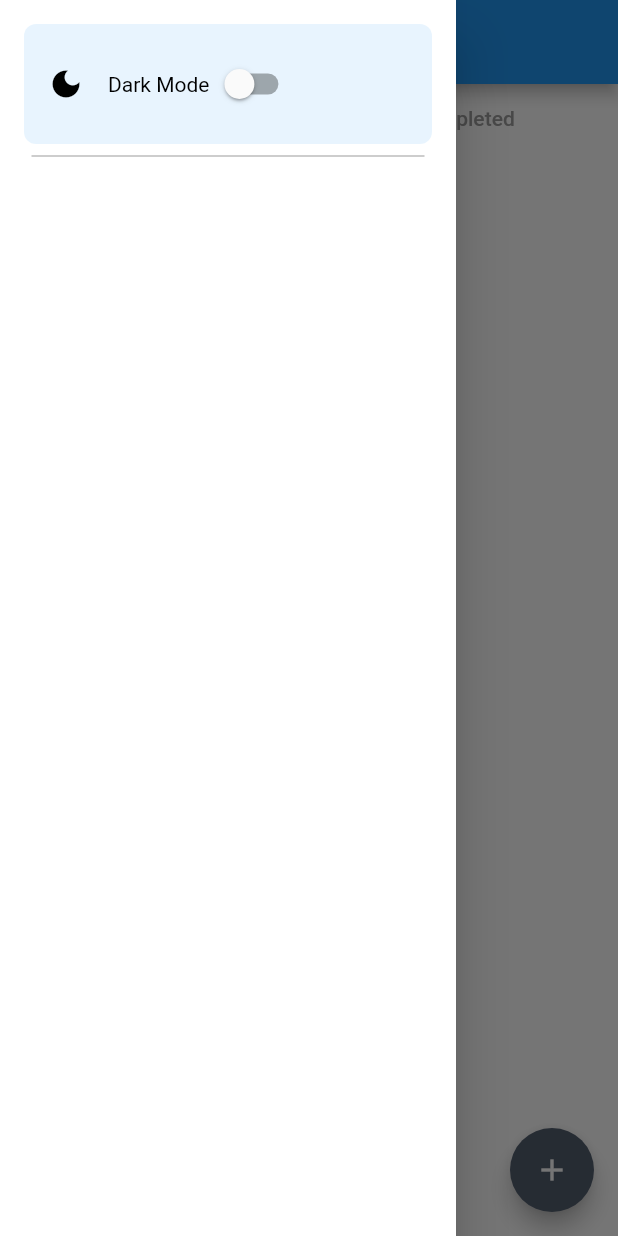
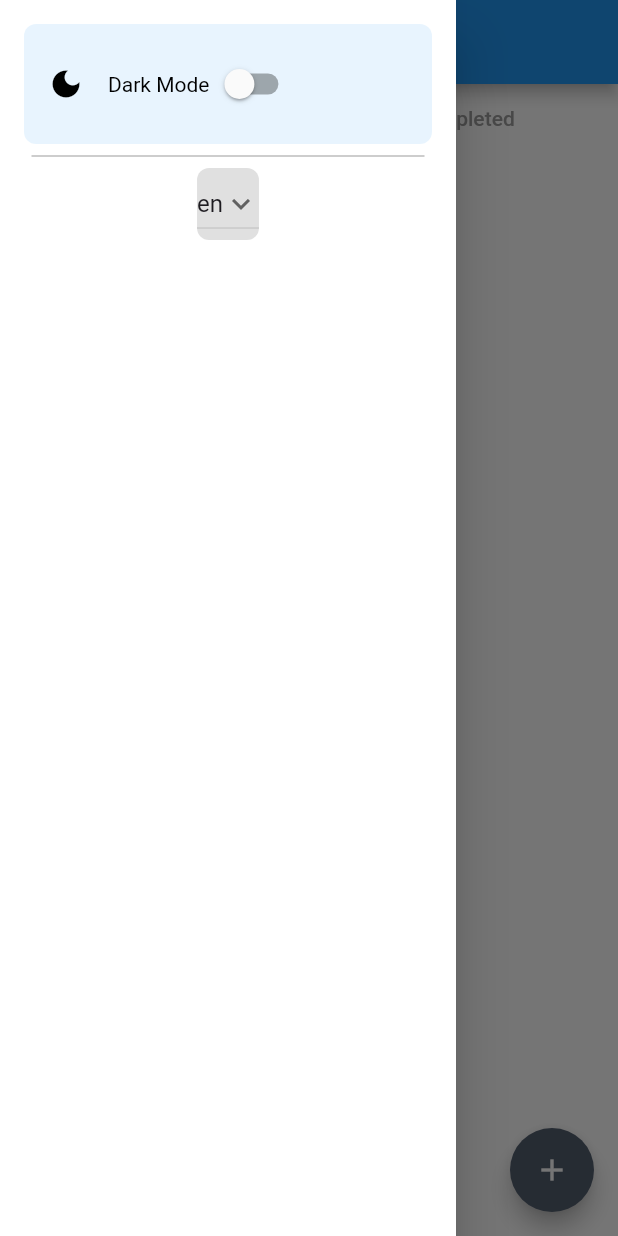
Before and after one commit to Nick-800/to_do, a Flutter app: the screen it shows after launch, with the side drawer open, on a phone screen of 412 x 824 dp. Run offline on Flutter 3.47's test engine with Material 3 defaults, Android fonts, the phone set to English and light mode, and no system bars; our stand-ins replace google_fonts, shared_preferences, timeago; generated files the repository leaves out were written again; Roboto replaces fonts that are missing (Cairo).

```diff
--- a/analysis_options.yaml
+++ b/analysis_options.yaml
@@ -7,6 +7,9 @@
 
 # The following line activates a set of recommended lints for Flutter apps,
 # packages, and plugins designed to encourage good coding practices.
+analyzer:
+  errors:
+    file_names: ignore
 include: package:flutter_lints/flutter.yaml
 
 linter:
--- /dev/null
+++ b/l10n.yaml
@@ -0,0 +1,3 @@
+arb-dir: lib/l10n
+template-arb-file: app_en.arb
+output-localization-file: app_localizations.dart
--- a/lib/main.dart
+++ b/lib/main.dart
@@ -2,8 +2,11 @@ import 'package:flutter/material.dart';
 import 'package:google_fonts/google_fonts.dart';
 import 'package:provider/provider.dart';
 import 'package:to_do/providers/dark_mode_provider.dart';
+import 'package:to_do/providers/language_provider.dart';
 import 'package:to_do/providers/tasks_provider.dart';
 import 'package:to_do/screens/home_screen.dart';
+import 'package:flutter_localizations/flutter_localizations.dart';
+import 'package:flutter_gen/gen_l10n/app_localizations.dart';
 
 void main() {
   runApp(const MyApp());
@@ -19,11 +22,30 @@ class MyApp extends StatelessWidget {
         ChangeNotifierProvider<TasksProvider>(
             create: (context) => TasksProvider()..getTasks()),
         ChangeNotifierProvider<DarkModeProvider>(
-            create: (context) => DarkModeProvider()..getMode())
+            create: (context) => DarkModeProvider()..getMode()),
+        ChangeNotifierProvider<LanguageProvider>(
+          create: (context) => LanguageProvider()..getLanguage(),)
       ],
       child:
-          Consumer<DarkModeProvider>(builder: (context, darkModeConsumer, _) {
+      Consumer<LanguageProvider>(builder:  (context, languageConsumer, _) {
+
+         return Consumer<DarkModeProvider>(builder: (context, darkModeConsumer, _) {
         return MaterialApp(
+          locale: Locale(languageConsumer.lang.toString()),
+          localizationsDelegates: const [
+            AppLocalizations.delegate,
+            GlobalMaterialLocalizations.delegate,
+            GlobalWidgetsLocalizations.delegate,
+            GlobalCupertinoLocalizations.delegate,
+          ],
+          supportedLocales: const [
+            Locale('ar'), //Arabic
+            Locale('en'), // English
+            Locale('es'), // Spanish
+          ],
+
+
+
           debugShowCheckedModeBanner: false,
           title: 'Flutter Demo',
           theme: ThemeData(
@@ -46,6 +68,7 @@ class MyApp extends StatelessWidget {
           ),
           home: const HomeScreen(),
         );
+      });
       }),
     );
   }
--- /dev/null
+++ b/lib/providers/language_provider.dart
@@ -0,0 +1,20 @@
+import 'package:flutter/material.dart';
+
+import 'package:shared_preferences/shared_preferences.dart';
+
+class LanguageProvider with ChangeNotifier {
+  String? lang;
+
+  switchLanguage(String s) async {
+    lang = s;
+    SharedPreferences prefs = await SharedPreferences.getInstance();
+    prefs.setString('lang', lang ?? "en");
+    notifyListeners();
+  }
+
+  getLanguage() async {
+    SharedPreferences prefs = await SharedPreferences.getInstance();
+    lang = prefs.getString('lang') ?? 'en';
+    notifyListeners();
+  }
+}
--- a/lib/screens/home_screen.dart
+++ b/lib/screens/home_screen.dart
@@ -2,10 +2,15 @@ import 'package:flutter/material.dart';
 import 'package:provider/provider.dart';
 import 'package:to_do/models/task_model.dart';
 import 'package:to_do/providers/dark_mode_provider.dart';
+import 'package:to_do/providers/language_provider.dart';
 import 'package:to_do/providers/tasks_provider.dart';
 import 'package:to_do/widgets/clickables/drawer_tile.dart';
+import 'package:to_do/widgets/clickables/lang_pick.dart';
 import 'package:to_do/widgets/dialogs/add_task_dialog.dart';
 import 'package:to_do/widgets/cards/task_card.dart';
+
+import 'package:flutter_gen/gen_l10n/app_localizations.dart';
+
 
 class HomeScreen extends StatefulWidget {
   const HomeScreen({
@@ -27,6 +32,7 @@ class _HomeScreenState extends State<HomeScreen> {
 
   @override
   Widget build(BuildContext context) {
+    return Consumer<LanguageProvider>(builder: (context, languageConsumer, _){
     return Consumer<DarkModeProvider>(builder: (context, darkModeConsumer, _) {
       return Consumer<TasksProvider>(builder: (context, tasksConsumer, _) {
         return Scaffold(
@@ -48,6 +54,10 @@ class _HomeScreenState extends State<HomeScreen> {
                           icon: darkModeConsumer.isDark
                               ? Icons.light_mode
                               : Icons.dark_mode),
+                        LangPick(title: "Espanol", onTap:(){
+                          Provider.of<LanguageProvider>(context,
+                          listen: false).switchLanguage("es");
+                        })
                     ],
                   ),
                 ),
@@ -85,16 +95,18 @@ class _HomeScreenState extends State<HomeScreen> {
               length: 2,
               child: Column(
                 children: [
-                  const TabBar(
+                   TabBar(
                       isScrollable: false,
                       unselectedLabelColor: Colors.grey,
                       indicatorColor: Colors.blue,
                       tabs: [
                         Tab(
-                          text: "Waiting",
+                          text: AppLocalizations.of(context)!.waiting
+
                         ),
+
                         Tab(
-                          text: "Completed",
+                          text: AppLocalizations.of(context)!.completed,
                         )
                       ]),
                   Expanded(
@@ -140,5 +152,6 @@ class _HomeScreenState extends State<HomeScreen> {
             ));
       });
     });
+    });
   }
 }
--- a/lib/widgets/cards/task_card.dart
+++ b/lib/widgets/cards/task_card.dart
@@ -6,6 +6,8 @@ import 'package:timeago/timeago.dart';
 import 'package:to_do/models/task_model.dart';
 import 'package:to_do/providers/dark_mode_provider.dart';
 import 'package:to_do/screens/task_details_screen.dart';
+import 'package:flutter_localizations/flutter_localizations.dart';
+import 'package:flutter_gen/gen_l10n/app_localizations.dart';
 
 class TaskCard extends StatelessWidget {
   const TaskCard({super.key, required this.taskModel, required this.onTap});
--- a/lib/widgets/clickables/drawer_tile.dart
+++ b/lib/widgets/clickables/drawer_tile.dart
@@ -18,11 +18,7 @@ class DrawerTile extends StatelessWidget {
     return Consumer<DarkModeProvider>(builder: (context, darkModeConsumer, _) {
       return Column(
         children: [
-          GestureDetector(
-            onTap: () {
-              onTab();
-            },
-            child: Container(
+             Container(
               decoration: BoxDecoration(
                   borderRadius: BorderRadius.circular(8),
                   color: darkModeConsumer.isDark
@@ -47,7 +43,7 @@ class DrawerTile extends StatelessWidget {
                               : Colors.black),
                     ),
                     Switch(
-                        value: false,
+                        value: darkModeConsumer.isDark,
                         onChanged: (value) {
                           onTab();
                         })
@@ -55,7 +51,7 @@ class DrawerTile extends StatelessWidget {
                 ),
               ),
             ),
-          ),
+
           if (withDivider)
             const Divider(
               thickness: 1,
--- /dev/null
+++ b/lib/widgets/clickables/lang_pick.dart
@@ -0,0 +1,44 @@
+import 'package:flutter/foundation.dart';
+import 'package:flutter/material.dart';
+import 'package:provider/provider.dart';
+import 'package:to_do/providers/language_provider.dart';
+
+class LangPick extends StatelessWidget {
+  LangPick({super.key, required this.title, required this.onTap});
+
+  final String title;
+  final Function onTap;
+
+  String dropdownvalue = "en";
+
+  List<String> langs = ["ar", "en", "es"];
+  @override
+  Widget build(BuildContext context) {
+    return Consumer<LanguageProvider>(builder: (context, lp, _) {
+      return Column(
+        children: [
+          Container(
+            decoration: BoxDecoration(
+              borderRadius: BorderRadius.circular(8),
+              color: Colors.grey[300],
+            ),
+            child: DropdownButton(
+              value: lp.lang,
+              icon: const Icon(Icons.keyboard_arrow_down),
+              items: langs.map((String langs) {
+                return DropdownMenuItem(
+                  value: langs,
+                  child: Text(langs),
+                );
+              }).toList(),
+              onChanged: (String? newValue) {
+                dropdownvalue = newValue!;
+                lp.switchLanguage(newValue);
+              },
+            ),
+          )
+        ],
+      );
+    });
+  }
+}
--- a/pubspec.yaml
+++ b/pubspec.yaml
@@ -39,6 +39,9 @@ dependencies:
   provider:  ^6.0.3
   shared_preferences: ^2.3.2
   google_fonts: ^6.2.1
+  flutter_localizations:
+    sdk: flutter
+  intl: any
 
 
 dev_dependencies:
@@ -57,6 +60,7 @@ dev_dependencies:
 
 # The following section is specific to Flutter packages.
 flutter:
+  generate: true
 
   # The following line ensures that the Material Icons font is
   # included with your application, so that you can use the icons in
```
Also changed, not shown: lib/l10n/app_ar.arb (added, +17 -0 lines), lib/l10n/app_en.arb (added, +17 -0 lines), lib/l10n/app_es.arb (added, +17 -0 lines), lib/widgets/dialogs/add_task_dialog.dart (+7 -6 lines), lib/providers/tasks_Provider.dart (indentation only), pubspec.lock.
